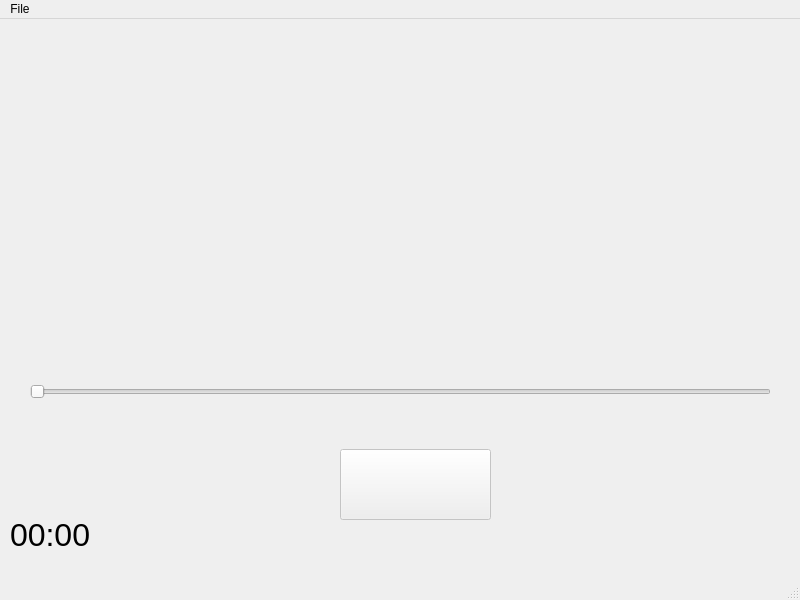
hackpulsar/kvk-audio-player, file forms/mainwindow.ui: the form before one commit.
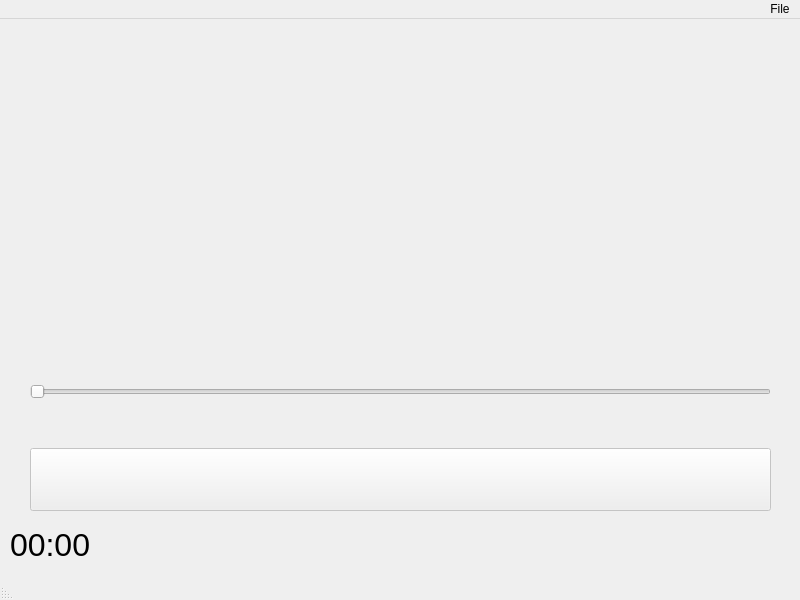
The form after the commit.

Commit message: implemented audio file label display and play button animations

```diff
--- a/forms/mainwindow.ui
+++ b/forms/mainwindow.ui
@@ -13,39 +13,15 @@
   <property name="windowTitle">
    <string>MainWindow</string>
   </property>
+  <property name="layoutDirection">
+   <enum>Qt::RightToLeft</enum>
+  </property>
   <widget class="QWidget" name="centralwidget">
-   <widget class="QPushButton" name="playButton">
-    <property name="enabled">
-     <bool>false</bool>
-    </property>
-    <property name="geometry">
-     <rect>
-      <x>340</x>
-      <y>430</y>
-      <width>151</width>
-      <height>71</height>
-     </rect>
-    </property>
-    <property name="font">
-     <font>
-      <pointsize>36</pointsize>
-     </font>
-    </property>
-    <property name="autoFillBackground">
-     <bool>false</bool>
-    </property>
-    <property name="styleSheet">
-     <string notr="true"/>
-    </property>
-    <property name="text">
-     <string/>
-    </property>
-   </widget>
    <widget class="QLabel" name="elapsedLabel">
     <property name="geometry">
      <rect>
       <x>10</x>
-      <y>500</y>
+      <y>510</y>
       <width>131</width>
       <height>31</height>
      </rect>
@@ -74,6 +50,9 @@
       <height>25</height>
      </rect>
     </property>
+    <property name="layoutDirection">
+     <enum>Qt::LeftToRight</enum>
+    </property>
     <property name="value">
      <number>0</number>
     </property>
@@ -81,6 +60,66 @@
      <enum>Qt::Horizontal</enum>
     </property>
    </widget>
+   <widget class="QLabel" name="filenameLabel">
+    <property name="geometry">
+     <rect>
+      <x>40</x>
+      <y>290</y>
+      <width>731</width>
+      <height>51</height>
+     </rect>
+    </property>
+    <property name="font">
+     <font>
+      <pointsize>34</pointsize>
+     </font>
+    </property>
+    <property name="layoutDirection">
+     <enum>Qt::LeftToRight</enum>
+    </property>
+    <property name="text">
+     <string/>
+    </property>
+    <property name="alignment">
+     <set>Qt::AlignCenter</set>
+    </property>
+   </widget>
+   <widget class="QWidget" name="horizontalLayoutWidget">
+    <property name="geometry">
+     <rect>
+      <x>30</x>
+      <y>410</y>
+      <width>741</width>
+      <height>101</height>
+     </rect>
+    </property>
+    <layout class="QHBoxLayout" name="horizontalLayout">
+     <item>
+      <widget class="QPushButton" name="playButton">
+       <property name="enabled">
+        <bool>false</bool>
+       </property>
+       <property name="font">
+        <font>
+         <pointsize>36</pointsize>
+        </font>
+       </property>
+       <property name="layoutDirection">
+        <enum>Qt::RightToLeft</enum>
+       </property>
+       <property name="autoFillBackground">
+        <bool>false</bool>
+       </property>
+       <property name="styleSheet">
+        <string notr="true"/>
+       </property>
+       <property name="text">
+        <string/>
+       </property>
+      </widget>
+     </item>
+    </layout>
+   </widget>
   </widget>
   <widget class="QMenuBar" name="menubar">
    <property name="enabled">
```
The commit also changes 5 other files.
